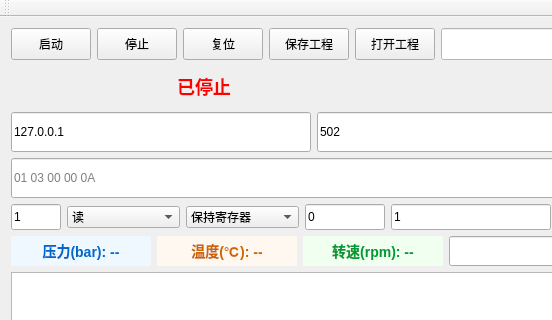
Old version of the form hmi/hmi.ui in the repository WQian886/HMI; both pictures show x 0 to 552 and y 0 to 320 of the 800 by 737 pixel window.
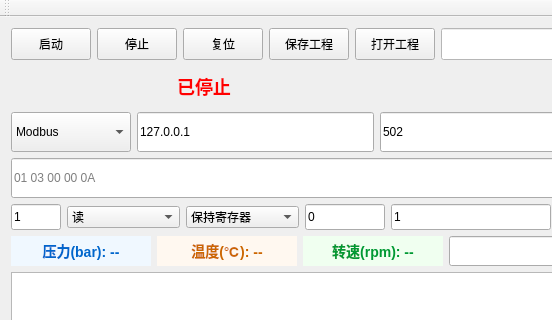
New version of the form.

Commit message: feat(ui): C.4 统一协议选择 UI + 跨协议 UX 锁 + AuditLog

Diff of the .ui file:
```diff
--- a/hmi/hmi.ui
+++ b/hmi/hmi.ui
@@ -111,6 +111,23 @@
     </item>
     <item>
      <layout class="QHBoxLayout" name="tcpConnLayout">
+      <item>
+       <!-- ★ 阶段 C · C.4(2026-09-18):协议选择下拉框,3 协议 — 教训 1.5:跨协议切工程弹错误 -->
+       <widget class="QComboBox" name="protocolComboBox">
+        <property name="minimumSize">
+         <size><width>120</width><height>40</height></size>
+        </property>
+        <item>
+         <property name="text"><string>Modbus</string></property>
+        </item>
+        <item>
+         <property name="text"><string>S7</string></property>
+        </item>
+        <item>
+         <property name="text"><string>EtherNet/IP</string></property>
+        </item>
+       </widget>
+      </item>
       <item>
        <widget class="QLineEdit" name="ipEdit">
         <property name="text"><string>127.0.0.1</string></property>
```
The commit also changes 6 other files.
